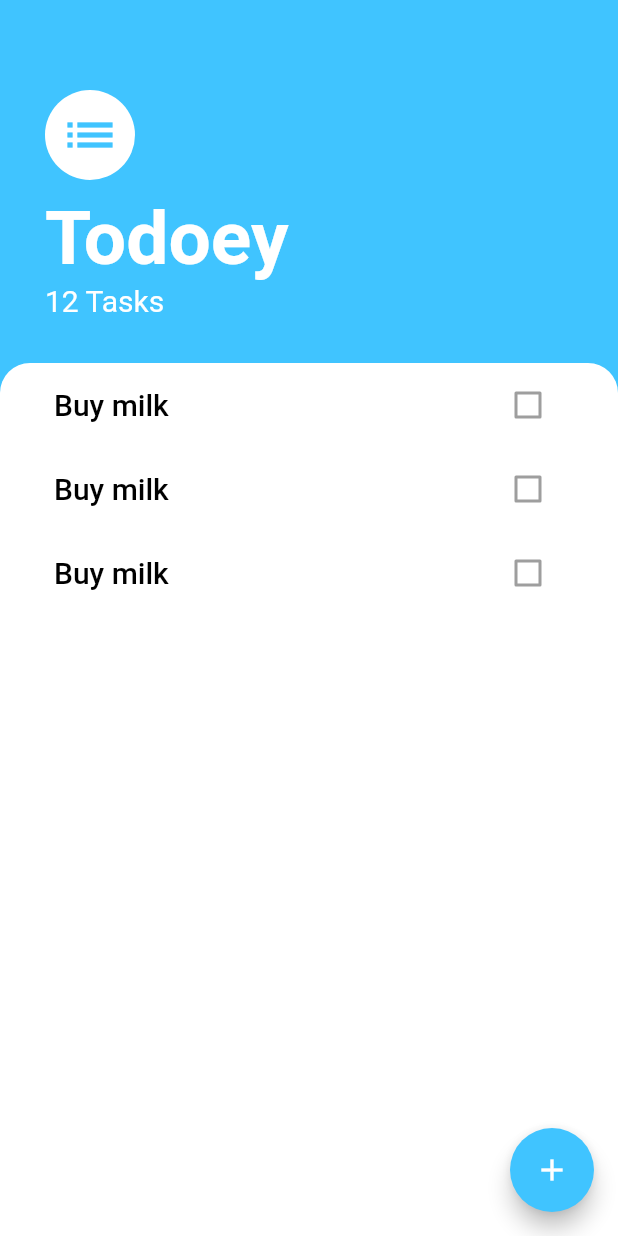
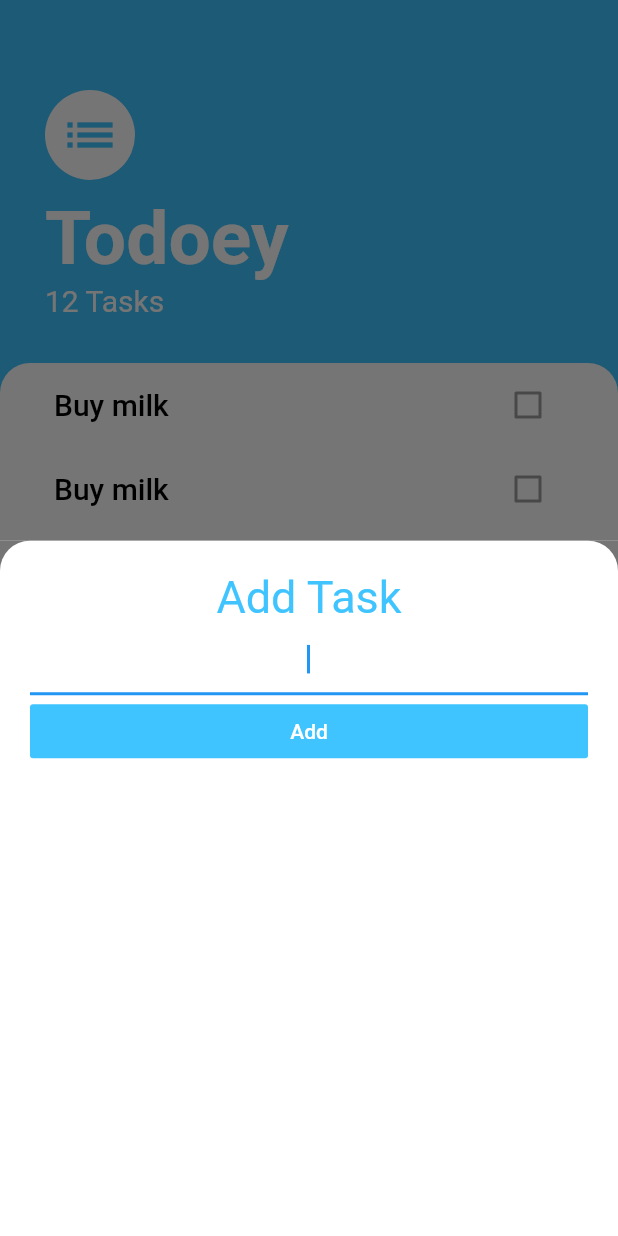
Before and after one commit to Cabreros/todo-app, a Flutter app: the screen it shows after launch, after a tap on the "add" icon, on a phone screen of 412 x 824 dp. Run offline on Flutter 3.47's test engine with Material 2 defaults, Android fonts, the phone set to English and light mode, and no system bars.

Commit message:
finished front end

```diff
--- /dev/null
+++ b/lib/screens/add_task_screen.dart
@@ -0,0 +1,53 @@
+import 'package:flutter/material.dart';
+
+class AddTaskScreen extends StatelessWidget {
+  @override
+  Widget build(BuildContext context) {
+    return Container(
+      color: Color(0xFF757575),
+      child: Container(
+        padding: EdgeInsets.all(20.0),
+        decoration: BoxDecoration(
+          color: Colors.white,
+          borderRadius: BorderRadius.only(
+            topLeft: Radius.circular(
+              20.0,
+            ),
+            topRight: Radius.circular(
+              20.0,
+            ),
+          ),
+        ),
+        child: Column(
+          crossAxisAlignment: CrossAxisAlignment.stretch,
+          children: <Widget>[
+            Text(
+              'Add Task',
+              textAlign: TextAlign.center,
+              style: TextStyle(
+                fontSize: 30.0,
+                color: Colors.lightBlueAccent,
+              ),
+            ),
+            TextField(
+              autofocus: true,
+              textAlign: TextAlign.center,
+            ),
+            FlatButton(
+              onPressed: () {
+                Navigator.pop(context);
+              },
+              child: Text(
+                'Add',
+                style: TextStyle(
+                  color: Colors.white,
+                ),
+              ),
+              color: Colors.lightBlueAccent,
+            )
+          ],
+        ),
+      ),
+    );
+  }
+}
--- a/lib/screens/tasks_screen.dart
+++ b/lib/screens/tasks_screen.dart
@@ -1,5 +1,7 @@
 import 'package:flutter/material.dart';
 import 'package:todoey_flutter/widgets/tasks_list.dart';
+
+import 'add_task_screen.dart';
 
 class TasksScreen extends StatelessWidget {
   @override
@@ -12,7 +14,9 @@ class TasksScreen extends StatelessWidget {
           Icons.add,
         ),
         onPressed: () {
-          //add functionality
+          showModalBottomSheet(
+              context: context,
+              builder: (BuildContext context) => AddTaskScreen());
         },
       ),
       body: Column(
```
